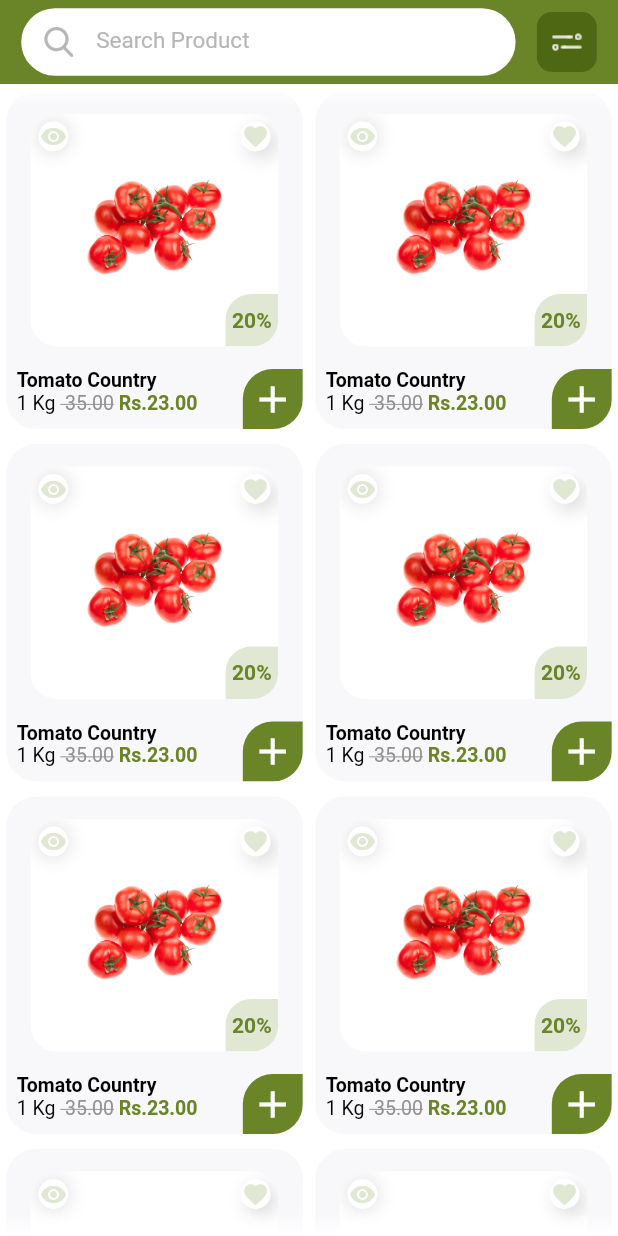
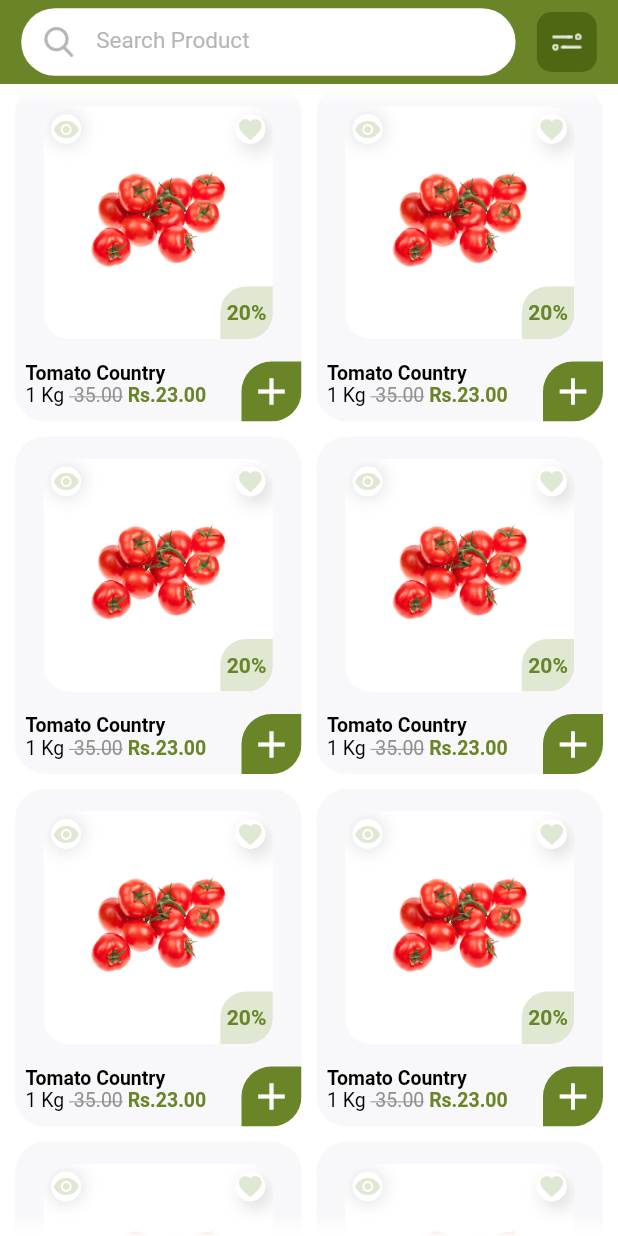
Before and after one commit to bala-619/ecommerce, a Flutter app: the HomePage screen opened directly with empty values, after a tap on "View All", on a phone screen of 412 x 824 dp. Run offline on Flutter 3.47's test engine with Material 2 defaults, Android fonts, the phone set to English and light mode, and no system bars; our stand-ins replace carousel_slider, flutter_svg.

Commit message:
landing page margin for gridview

```diff
--- a/lib/pages/HomePage/LandingPage.dart
+++ b/lib/pages/HomePage/LandingPage.dart
@@ -24,7 +24,7 @@ class HomePage extends StatefulWidget {
 
 class _HomePageState extends State<HomePage> {
   @override
-  late  double width,height,width2,height2;
+  late  double width,height,width2,height2,gridWidth;
   List<int> topSaleList=List.generate(20, (index) => index);
 
   int selectTopSale=0;
@@ -35,6 +35,7 @@ class _HomePageState extends State<HomePage> {
   Widget build(BuildContext context) {
     width=MediaQuery.of(context).size.width;
     height=MediaQuery.of(context).size.height;
+    gridWidth=width-30;
     width2=width-16;
     height2=height-16;
     SizeConfig().init(context);
@@ -294,11 +295,17 @@ class _HomePageState extends State<HomePage> {
                             ),
                             SizedBox(height: 15,),
                             Container(
-                                child:isGridView? Wrap(
+                                child:isGridView? Padding(
+                                  padding: EdgeInsets.only(left: 10,right: 10),
+                                  child: Wrap(
+                                    spacing: 10,
+                                    runSpacing: 10,
                                     children: topSaleList.asMap().map((key, value) => MapEntry(key, Container(
                                       height: 225,
-                                    width: width*0.48,
-                                    margin: EdgeInsets.fromLTRB(width*0.01, 5, width*0.01, 5),
+                                    ///  width: width*0.48,
+                                   //   margin: EdgeInsets.fromLTRB(width*0.01, 5, width*0.01, 5),
+                                      width: gridWidth*0.5,
+                                      //margin: EdgeInsets.fromLTRB(10, 5, width*0.01, 5),
                                       clipBehavior: Clip.antiAlias,
                                       decoration: BoxDecoration(
                                           borderRadius: BorderRadius.circular(20),
@@ -314,7 +321,7 @@ class _HomePageState extends State<HomePage> {
                                             clipBehavior: Clip.antiAlias,
                                             margin: EdgeInsets.all(15.0),
                                             height: 155,
-                                          width: width*0.40,
+                                            width: gridWidth*0.40,
                                             child: Stack(
                                               children: [
                                                 Column(
@@ -389,7 +396,7 @@ class _HomePageState extends State<HomePage> {
                                                         crossAxisAlignment: CrossAxisAlignment.end,
                                                         children: [
                                                           Container(
-                                                          width: (width*0.35)-35,
+                                                            width: (gridWidth*0.35)-35,
                                                           ),
                                                           Container(
                                                             width: 35,
@@ -427,7 +434,7 @@ class _HomePageState extends State<HomePage> {
                                                       ),
                                                       clipBehavior: Clip.antiAlias,
                                                       height: 155,
-                                                    width: width*0.40,
+                                                      width: gridWidth*0.40,
                                                     ),
                                                   ),
                                                 ),
@@ -436,7 +443,7 @@ class _HomePageState extends State<HomePage> {
                                                   alignment: Alignment.center,
                                                   child:  Container(
                                                     height: 40,
-                                                  width: width*0.31,
+                                                    width: gridWidth*0.31,
                                                     decoration: BoxDecoration(
                                                         color:tn.primaryColor,
                                                         borderRadius:BorderRadius.circular(10)
@@ -461,7 +468,7 @@ class _HomePageState extends State<HomePage> {
                                                 Container(
                                                   padding: EdgeInsets.only(left: 7),
 
-                                                width: (width*0.48)-40,
+                                                  width: (gridWidth*0.5)-40,
                                                   child: Column(
                                                     crossAxisAlignment: CrossAxisAlignment.start,
                                                     children: [
@@ -503,6 +510,7 @@ class _HomePageState extends State<HomePage> {
                                         ],
                                       ),
                                     ))).values.toList(),
+                                  ),
                                 ):
                                 Container(
                                   height: topSaleList.length*120,
--- a/lib/pages/HomePage/ViewAll.dart
+++ b/lib/pages/HomePage/ViewAll.dart
@@ -16,7 +16,7 @@ class ViewAllItems extends StatefulWidget {
 }
 
 class _ViewAllItemsState extends State<ViewAllItems> {
-  late  double width,height,width2,height2;
+  late  double width,height,width2,height2, gridWidth;
   List<int> topSaleList=List.generate(20, (index) => index);
 
   int selectTopSale=0;
@@ -29,6 +29,7 @@ class _ViewAllItemsState extends State<ViewAllItems> {
     height=MediaQuery.of(context).size.height;
     width2=width-16;
     height2=height-16;
+    gridWidth=width-30;
     return Scaffold(
       body: SafeArea(
         child: Consumer<ThemeNotifier>(
@@ -93,11 +94,17 @@ class _ViewAllItemsState extends State<ViewAllItems> {
            child: ListView(
              children: [
                Container(
-                   child:isGridView? Wrap(
+                   child:isGridView? Padding(
+                     padding: EdgeInsets.only(left: 10,right: 10),
+                     child: Wrap(
+                       spacing: 10,
+                       runSpacing: 10,
                        children: topSaleList.asMap().map((key, value) => MapEntry(key, Container(
                          height: 225,
-                       width: width*0.48,
-                       margin: EdgeInsets.fromLTRB(width*0.01, 5, width*0.01, 5),
+                         ///  width: width*0.48,
+                         //   margin: EdgeInsets.fromLTRB(width*0.01, 5, width*0.01, 5),
+                         width: gridWidth*0.5,
+                         //margin: EdgeInsets.fromLTRB(10, 5, width*0.01, 5),
                          clipBehavior: Clip.antiAlias,
                          decoration: BoxDecoration(
                              borderRadius: BorderRadius.circular(20),
@@ -113,7 +120,7 @@ class _ViewAllItemsState extends State<ViewAllItems> {
                                clipBehavior: Clip.antiAlias,
                                margin: EdgeInsets.all(15.0),
                                height: 155,
-                             width: width*0.40,
+                               width: gridWidth*0.40,
                                child: Stack(
                                  children: [
                                    Column(
@@ -188,7 +195,7 @@ class _ViewAllItemsState extends State<ViewAllItems> {
                                            crossAxisAlignment: CrossAxisAlignment.end,
                                            children: [
                                              Container(
-                                             width: (width*0.35)-35,
+                                               width: (gridWidth*0.35)-35,
                                              ),
                                              Container(
                                                width: 35,
@@ -226,7 +233,7 @@ class _ViewAllItemsState extends State<ViewAllItems> {
                                          ),
                                          clipBehavior: Clip.antiAlias,
                                          height: 155,
-                                       width: width*0.40,
+                                         width: gridWidth*0.40,
                                        ),
                                      ),
                                    ),
@@ -235,7 +242,7 @@ class _ViewAllItemsState extends State<ViewAllItems> {
                                      alignment: Alignment.center,
                                      child:  Container(
                                        height: 40,
-                                     width: width*0.31,
+                                       width: gridWidth*0.31,
                                        decoration: BoxDecoration(
                                            color:tn.primaryColor,
                                            borderRadius:BorderRadius.circular(10)
@@ -260,7 +267,7 @@ class _ViewAllItemsState extends State<ViewAllItems> {
                                    Container(
                                      padding: EdgeInsets.only(left: 7),
 
-                                   width: (width*0.48)-40,
+                                     width: (gridWidth*0.5)-40,
                                      child: Column(
                                        crossAxisAlignment: CrossAxisAlignment.start,
                                        children: [
@@ -302,12 +309,13 @@ class _ViewAllItemsState extends State<ViewAllItems> {
                            ],
                          ),
                        ))).values.toList(),
+                     ),
                    ):
                    Container(
                      height: topSaleList.length*120,
                      child: ListView.builder(
                          physics: NeverScrollableScrollPhysics(),
-                         itemCount: topSaleList.length,
+                         itemCount:topSaleList.length ,
                          itemBuilder: (ctx,i){
                            return Container(
                              height: 120,
```
Lines whose indentation alone changed are shown as unchanged.
